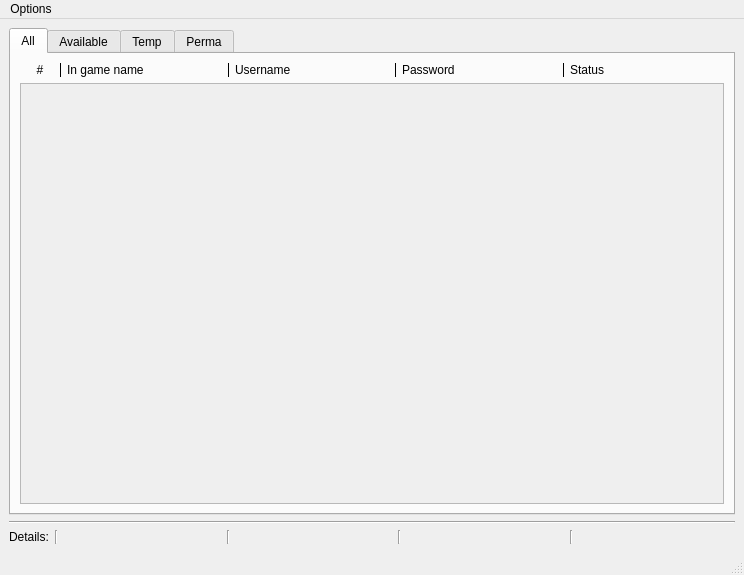
Before: the Qt Designer form forms/accountmanager.ui in Ima-Kang/LoLTools, drawn with Qt 5.
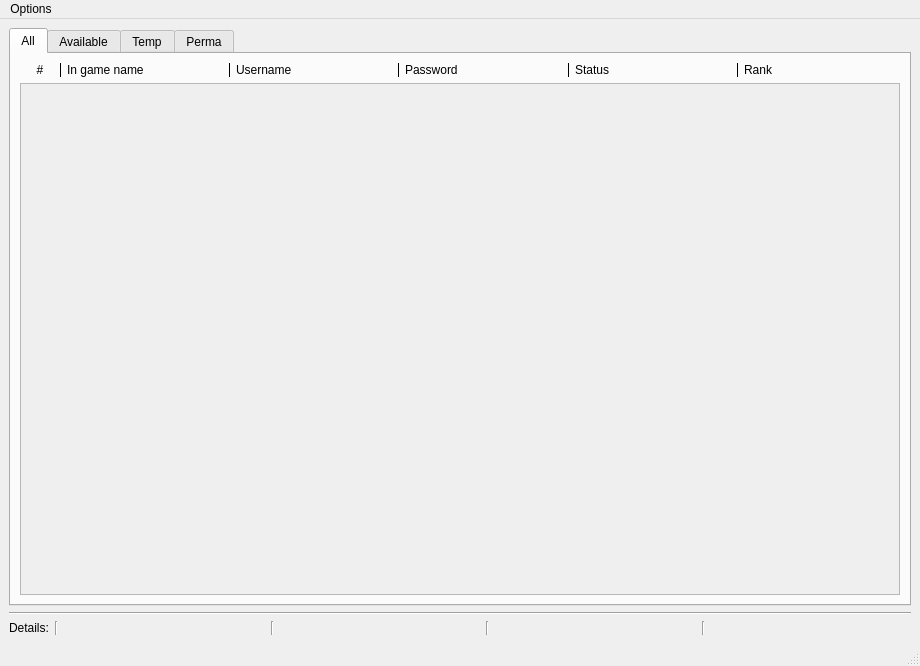
After: the same form once the commit is applied.

Commit message: rank details

```diff
--- a/forms/accountmanager.ui
+++ b/forms/accountmanager.ui
@@ -6,8 +6,8 @@
    <rect>
     <x>0</x>
     <y>0</y>
-    <width>744</width>
-    <height>575</height>
+    <width>920</width>
+    <height>666</height>
    </rect>
   </property>
   <property name="windowTitle">
@@ -120,6 +120,23 @@
             </property>
            </widget>
           </item>
+          <item>
+           <widget class="Line" name="line_22">
+            <property name="frameShadow">
+             <enum>QFrame::Plain</enum>
+            </property>
+            <property name="orientation">
+             <enum>Qt::Vertical</enum>
+            </property>
+           </widget>
+          </item>
+          <item>
+           <widget class="QLabel" name="label_21">
+            <property name="text">
+             <string>Rank</string>
+            </property>
+           </widget>
+          </item>
          </layout>
         </item>
         <item>
@@ -132,8 +149,8 @@
             <rect>
              <x>0</x>
              <y>0</y>
-             <width>702</width>
-             <height>407</height>
+             <width>878</width>
+             <height>498</height>
             </rect>
            </property>
            <layout class="QVBoxLayout" name="all_scroll_layout">
@@ -638,7 +655,7 @@
     <rect>
      <x>0</x>
      <y>0</y>
-     <width>744</width>
+     <width>920</width>
      <height>21</height>
     </rect>
    </property>
```
Left out of the diff: 12 changed lines with no effect on the pictures. The commit also changes 9 other files.
